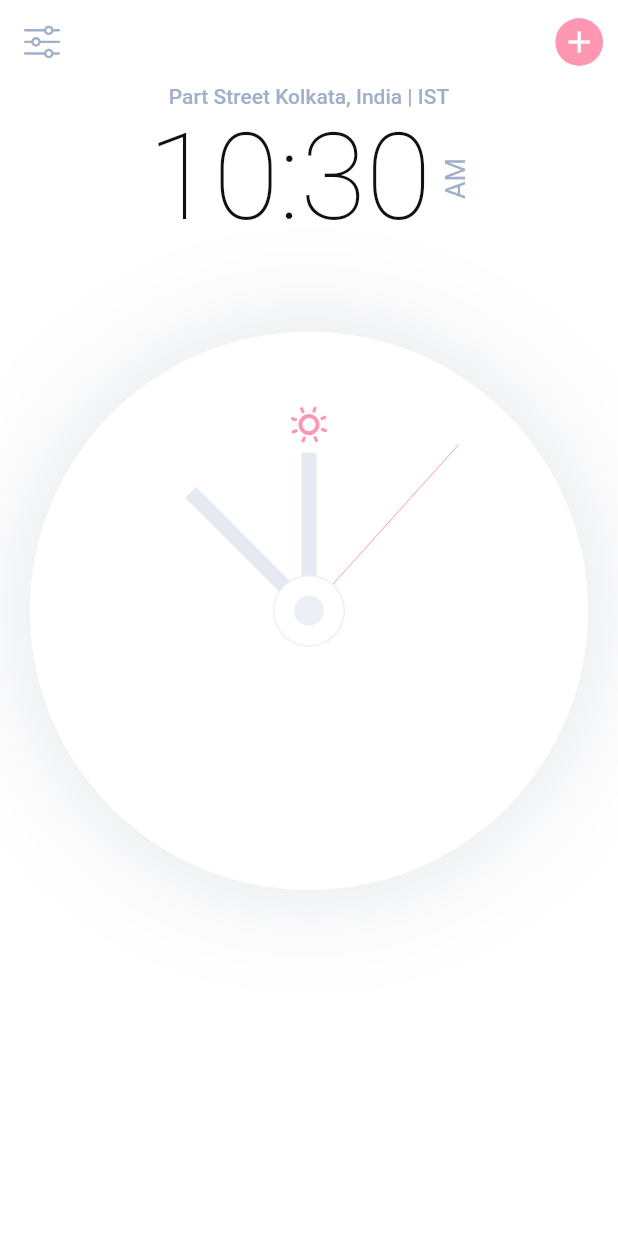
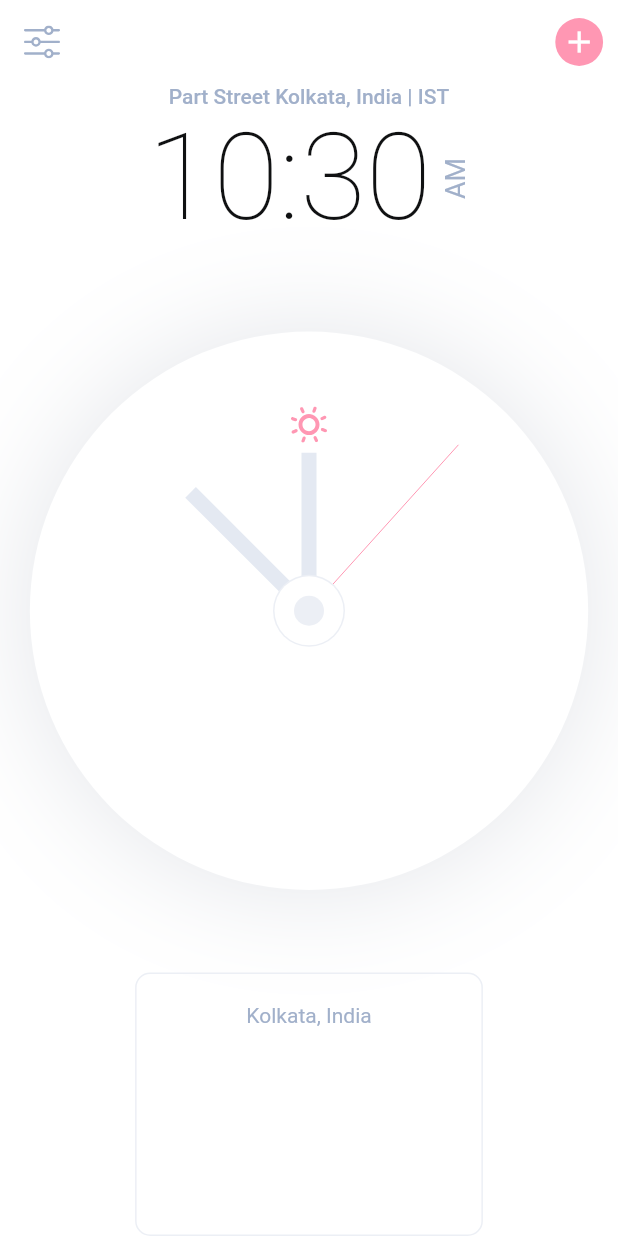
Before and after one commit to ArchishmanSengupta/Big-Ben, a Flutter app: the screen it shows after launch, on a phone screen of 412 x 824 dp. Run offline on Flutter 3.47's test engine with Material 2 defaults, Android fonts, the phone set to English and light mode, and no system bars; our stand-ins replace flutter_svg, google_fonts.

Commit message:
Text added in card

```diff
--- a/lib/screens/components/body.dart
+++ b/lib/screens/components/body.dart
@@ -22,7 +22,18 @@ class Body extends StatelessWidget {
               width: getProportionateScreenWidth(233),
               child: AspectRatio(
                 aspectRatio: 1.32,
-                child: Container(),
+                child: Container(
+                  padding: EdgeInsets.all(getProportionateScreenWidth(20)),
+                  decoration: BoxDecoration(
+                    borderRadius: BorderRadius.circular(10),
+                    border: Border.all(
+                      color: Theme.of(context).primaryIconTheme.color,
+                    ),
+                  ),
+                  child: Column(
+                    children: [Text("Kolkata, India")],
+                  ),
+                ),
               ),
             )
           ],
```
